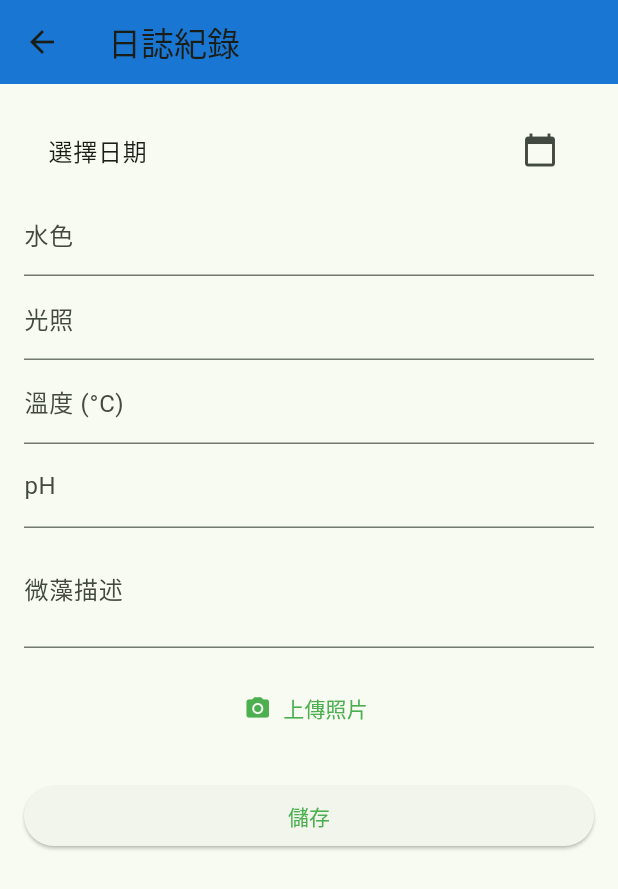
After one commit to sdsfvvbn/green_project, a Flutter app: the LogFormPage screen opened directly, on a phone screen of 412 x 824 dp. The commit adds this screen. Shown: the top 889 px of the screen. Run offline on Flutter 3.47's test engine with Material 3 defaults, Android fonts, the light colour scheme and no system bars; our stand-ins replace fl_chart, image_picker, share_plus, sqflite, sqflite_common_ffi; accounts and stored records are empty.

Commit message:
update log

```diff
--- a/algae_care_app/lib/models/algae_log.dart
+++ b/algae_care_app/lib/models/algae_log.dart
@@ -44,4 +44,26 @@ class AlgaeLog {
       notes: map['notes'],
     );
   }
+
+  AlgaeLog copyWith({
+    int? id,
+    DateTime? date,
+    String? waterColor,
+    double? temperature,
+    double? pH,
+    int? lightHours,
+    String? photoPath,
+    String? notes,
+  }) {
+    return AlgaeLog(
+      id: id ?? this.id,
+      date: date ?? this.date,
+      waterColor: waterColor ?? this.waterColor,
+      temperature: temperature ?? this.temperature,
+      pH: pH ?? this.pH,
+      lightHours: lightHours ?? this.lightHours,
+      photoPath: photoPath ?? this.photoPath,
+      notes: notes ?? this.notes,
+    );
+  }
 }
--- /dev/null
+++ b/algae_care_app/lib/pages/log_form_page.dart
@@ -0,0 +1,143 @@
+import 'dart:io';
+import 'package:flutter/material.dart';
+import 'package:image_picker/image_picker.dart';
+import 'package:algae_care_app/models/algae_log.dart';
+import 'package:algae_care_app/services/database_service.dart';
+
+class LogFormPage extends StatefulWidget {
+  final int? logId; // 若有 logId 則為編輯，否則為新增
+  const LogFormPage({super.key, this.logId});
+
+  @override
+  State<LogFormPage> createState() => _LogFormPageState();
+}
+
+class _LogFormPageState extends State<LogFormPage> {
+  final _formKey = GlobalKey<FormState>();
+  DateTime? _selectedDate;
+  String? _waterColor;
+  String? _light;
+  String? _temperature;
+  String? _ph;
+  String? _notes;
+  File? _image;
+
+  @override
+  void initState() {
+    super.initState();
+    if (widget.logId != null) {
+      // TODO: 從資料庫讀取該筆日誌，並預設填入各欄位（含 notes）
+    }
+  }
+
+  Future<void> _pickDate(BuildContext context) async {
+    final DateTime? picked = await showDatePicker(
+      context: context,
+      initialDate: _selectedDate ?? DateTime.now(),
+      firstDate: DateTime(2020),
+      lastDate: DateTime(2100),
+    );
+    if (picked != null && picked != _selectedDate) {
+      setState(() {
+        _selectedDate = picked;
+      });
+    }
+  }
+
+  Future<void> _pickImage() async {
+    final picker = ImagePicker();
+    final pickedFile = await picker.pickImage(source: ImageSource.gallery);
+    if (pickedFile != null) {
+      setState(() {
+        _image = File(pickedFile.path);
+      });
+    }
+  }
+
+  @override
+  Widget build(BuildContext context) {
+    return Scaffold(
+      appBar: AppBar(title: const Text('日誌紀錄'), backgroundColor: Colors.blue[700]),
+      body: Padding(
+        padding: const EdgeInsets.all(16.0),
+        child: Form(
+          key: _formKey,
+          child: ListView(
+            children: [
+              ListTile(
+                title: Text(_selectedDate == null ? '選擇日期' : '日期: \\${_selectedDate!.toLocal()}'.split(' ')[0]),
+                trailing: const Icon(Icons.calendar_today),
+                onTap: () => _pickDate(context),
+              ),
+              TextFormField(
+                decoration: const InputDecoration(labelText: '水色'),
+                onSaved: (val) => _waterColor = val,
+              ),
+              TextFormField(
+                decoration: const InputDecoration(labelText: '光照'),
+                onSaved: (val) => _light = val,
+              ),
+              TextFormField(
+                decoration: const InputDecoration(labelText: '溫度 (°C)'),
+                keyboardType: TextInputType.number,
+                onSaved: (val) => _temperature = val,
+              ),
+              TextFormField(
+                decoration: const InputDecoration(labelText: 'pH'),
+                keyboardType: TextInputType.number,
+                onSaved: (val) => _ph = val,
+              ),
+              TextFormField(
+                decoration: const InputDecoration(labelText: '微藻描述'),
+                maxLines: 2,
+                onSaved: (val) => _notes = val,
+              ),
+              const SizedBox(height: 16),
+              _image == null
+                  ? TextButton.icon(
+                      icon: const Icon(Icons.photo_camera),
+                      label: const Text('上傳照片'),
+                      onPressed: _pickImage,
+                    )
+                  : Column(
+                      children: [
+                        Image.file(_image!, height: 150),
+                        TextButton(
+                          onPressed: _pickImage,
+                          child: const Text('更換照片'),
+                        ),
+                      ],
+                    ),
+              const SizedBox(height: 24),
+              ElevatedButton(
+                onPressed: () async {
+                  if (_formKey.currentState!.validate()) {
+                    _formKey.currentState!.save();
+                    // 儲存資料到資料庫
+                    final log = AlgaeLog(
+                      id: widget.logId,
+                      date: _selectedDate ?? DateTime.now(),
+                      waterColor: _waterColor ?? '',
+                      temperature: double.tryParse(_temperature ?? '') ?? 0,
+                      pH: double.tryParse(_ph ?? '') ?? 0,
+                      lightHours: int.tryParse(_light ?? '') ?? 0,
+                      photoPath: _image?.path,
+                      notes: _notes ?? '',
+                    );
+                    // TODO: 判斷是新增還是編輯
+                    // await DatabaseService.instance.createLog(log);
+                    // or await DatabaseService.instance.updateLog(log);
+                    ScaffoldMessenger.of(context).showSnackBar(
+                      const SnackBar(content: Text('日誌已儲存')),
+                    );
+                  }
+                },
+                child: const Text('儲存'),
+              ),
+            ],
+          ),
+        ),
+      ),
+    );
+  }
+}
--- a/algae_care_app/pubspec.yaml
+++ b/algae_care_app/pubspec.yaml
@@ -34,7 +34,8 @@ dependencies:
   # The following adds the Cupertino Icons font to your application.
   # Use with the CupertinoIcons class for iOS style icons.
   cupertino_icons: ^1.0.2
-  sqflite: ^2.3.0  # 本地資料庫
+  sqflite: ^2.3.0
+  sqflite_common_ffi: ^2.3.0
   path: ^1.8.3     # 路徑處理
   shared_preferences: ^2.2.0  # 簡單數據儲存
   fl_chart: ^0.63.0  # 圖表
```
Also changed, not shown: algae_care_app/lib/main.dart (+10 -103 lines), algae_care_app/lib/pages/home_page.dart (+4 -3 lines), algae_care_app/lib/pages/log_list_page.dart (added, +408 -0 lines), algae_care_app/lib/pages/log_page.dart (deleted, +0 -15 lines), algae_care_app/pubspec.lock.
